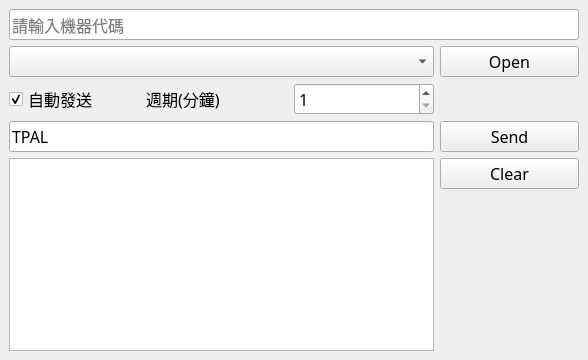
Above: main_window.ui from shupinzhang/ivm_temp_minitor before the change. Below: the same form after it.
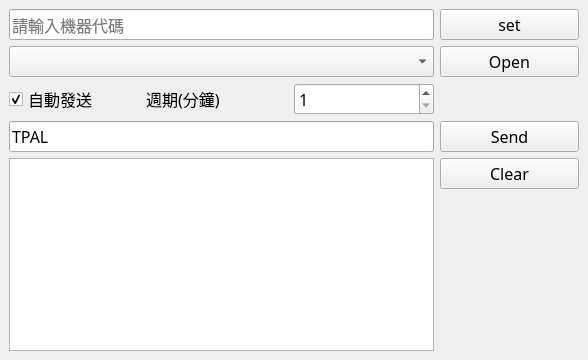
That is the form after the change.

Commit message: Add function to set machine code

Patch:
```diff
--- a/main_window.ui
+++ b/main_window.ui
@@ -135,7 +135,7 @@
       </property>
      </widget>
     </item>
-    <item row="0" column="0" colspan="3">
+    <item row="0" column="0" colspan="2">
      <widget class="QLineEdit" name="lineEdit_machine_code">
       <property name="font">
        <font>
@@ -151,6 +151,21 @@
       </property>
      </widget>
     </item>
+    <item row="0" column="2">
+     <widget class="QPushButton" name="pbtn_set">
+      <property name="font">
+       <font>
+        <family>Microsoft YaHei</family>
+        <pointsize>12</pointsize>
+        <weight>50</weight>
+        <bold>false</bold>
+       </font>
+      </property>
+      <property name="text">
+       <string>set</string>
+      </property>
+     </widget>
+    </item>
    </layout>
   </widget>
  </widget>
```
The commit also changes 2 other files.
